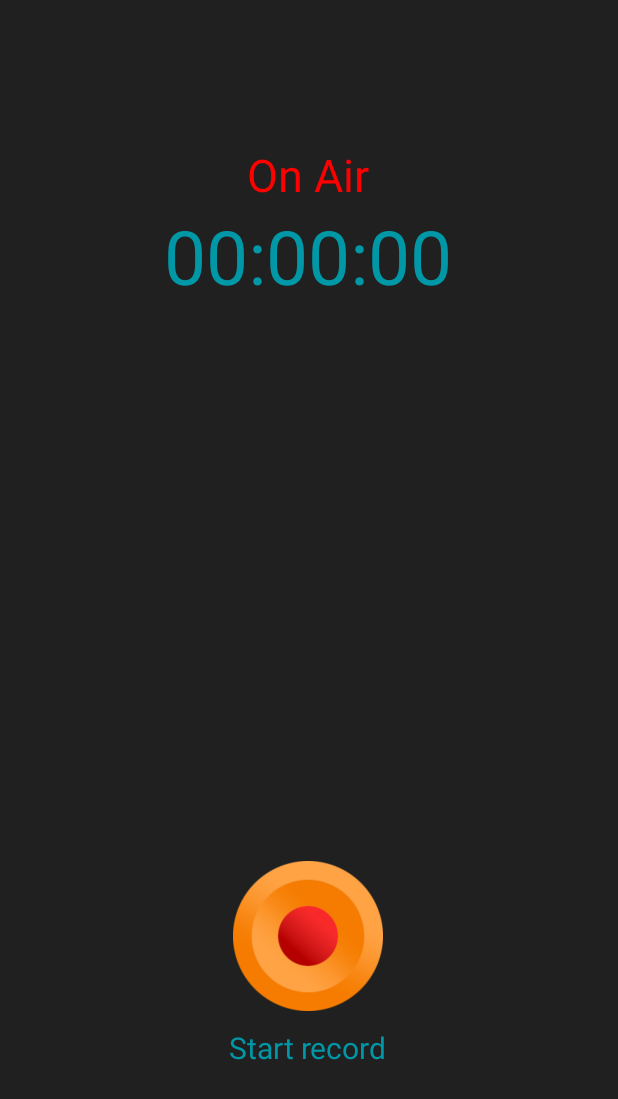
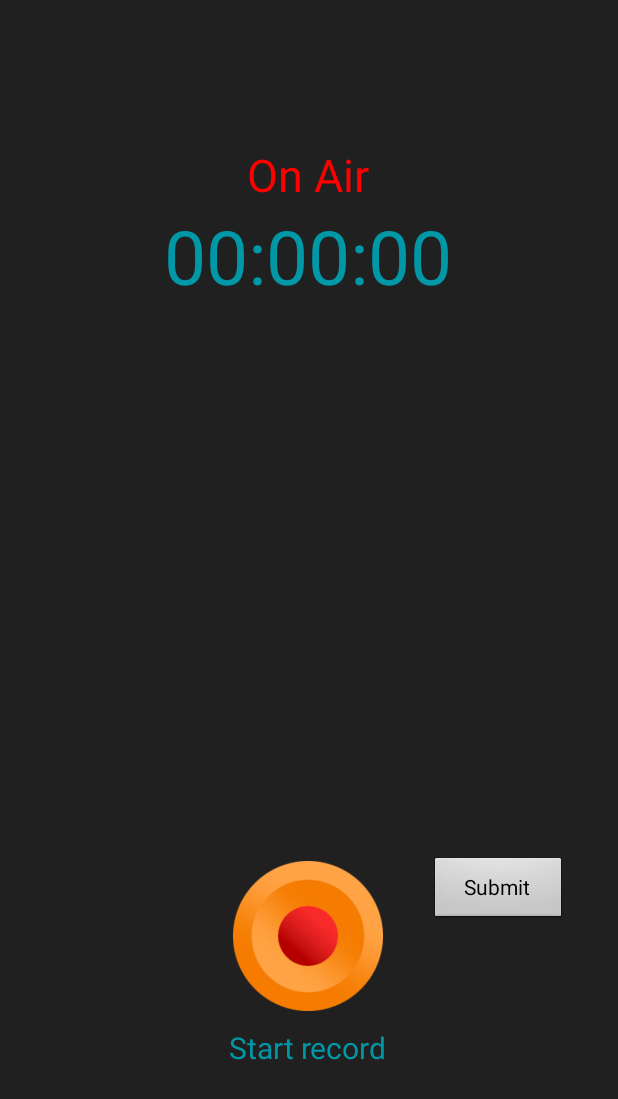
Before and after one commit to KalaJam-org/flatvox-app-android, an Android app: the Recorder screen opened directly, with no data from a screen before it, on a phone screen of 412 x 824 dp. Shown: the top 1099 px of the screen. Run offline under Robolectric (Android 15) with nearby library versions, the phone set to English and light mode, and no system bars; our stand-ins replace Volley.

Commit message:
Play former.wav on record start

```diff
--- a/app/src/main/AndroidManifest.xml
+++ b/app/src/main/AndroidManifest.xml
@@ -3,6 +3,7 @@
     package="com.example.flatvox">
 
     <uses-permission android:name="android.permission.RECORD_AUDIO"/>
+    <uses-permission android:name="android.permission.INTERNET"/>
     <uses-permission android:name="android.permission.WRITE_EXTERNAL_STORAGE"/>
 
     <application
@@ -20,7 +21,4 @@
         </activity>
         <activity android:name=".recorder.Recorder" />
     </application>
-
-
-
 </manifest>
--- a/app/src/main/java/com/example/flatvox/recorder/Recorder.kt
+++ b/app/src/main/java/com/example/flatvox/recorder/Recorder.kt
@@ -3,19 +3,20 @@ package com.example.flatvox.recorder
 import android.Manifest
 import android.app.Activity
 import android.content.pm.PackageManager
-import android.media.AudioFormat
-import android.media.AudioRecord
-import android.media.MediaRecorder
+import android.media.*
 import android.os.Bundle
 import android.os.Environment
-import android.view.KeyEvent
-import android.view.View
 import android.widget.Button
 import android.widget.Toast
 import androidx.core.app.ActivityCompat
 import androidx.core.content.ContextCompat
+import com.android.volley.RequestQueue
+import com.android.volley.toolbox.Volley
 import com.example.flatvox.R
-import java.io.*
+import java.io.File
+import java.io.FileInputStream
+import java.io.FileOutputStream
+import java.io.IOException
 import java.nio.ByteBuffer
 import java.nio.ByteOrder
 import kotlin.experimental.and
@@ -31,8 +32,11 @@ class Recorder : Activity() {
     private var output: String? = null
     private var recorder: AudioRecord? = null
     private var state: Boolean = false
+    private var requestQueue: RequestQueue? = null
+    private var formerPlayer: MediaPlayer? = null
 
     private var recordButton: RecordButton? = null
+    private var submitButton: Button? = null
 
     override fun onCreate(savedInstanceState: Bundle?) {
         super.onCreate(savedInstanceState)
@@ -49,12 +53,16 @@ class Recorder : Activity() {
             }
         }
 
+        requestQueue = Volley.newRequestQueue(baseContext.applicationContext)
+
         recordButton = RecordButton(
-                findViewById(R.id.rec_btn),
+                findViewById(R.id.btn_record),
                 R.drawable.rec_btn,
                 R.drawable.stop_rec_btn,
                 startWithPermissionCheck,
                 { stopRecording() })
+
+        submitButton = findViewById(R.id.btn_submit);
 
         output = Environment.getExternalStorageDirectory().absolutePath + "/recording.wav"
     }
@@ -68,6 +76,7 @@ class Recorder : Activity() {
                 AudioFormat.ENCODING_PCM_16BIT,
                 2 * minBufSize)
 
+            playAudio()
             recorder!!.startRecording()
 
             state = true
@@ -93,6 +102,7 @@ class Recorder : Activity() {
             recorder!!.release()
             recorder = null
             recordingThread = null
+            formerPlayer!!.stop()
 
             val inFile = File(Environment.getExternalStorageDirectory(), "recording.pcm")
             val numberOfSamples = inFile.length().toInt() / 2
@@ -137,6 +147,14 @@ class Recorder : Activity() {
             .put("data".toByteArray())
             .put(littleBuffer.copyOfRange(24, 28))
             .array()
+    }
+
+    private fun playAudio() {
+        val path: String = Environment.getExternalStorageDirectory().toString() + "/former.wav";
+        formerPlayer = MediaPlayer()
+        formerPlayer!!.setDataSource(path)
+        formerPlayer!!.prepare()
+        formerPlayer!!.start()
     }
 
     inner class RecordingRunnable : Runnable {
--- a/app/src/main/res/layout/recorder_new.xml
+++ b/app/src/main/res/layout/recorder_new.xml
@@ -47,7 +47,7 @@
         app:layout_constraintStart_toStartOf="parent" />
 
     <ImageButton
-        android:id="@+id/rec_btn"
+        android:id="@+id/btn_record"
         android:layout_width="100dp"
         android:layout_height="100dp"
         android:background="#00FFFFFF"
@@ -60,4 +60,16 @@
         app:layout_constraintTop_toBottomOf="@+id/timer"
         app:layout_constraintVertical_bias="0.972" />
 
+    <Button
+        android:id="@+id/btn_submit"
+        android:layout_width="92dp"
+        android:layout_height="46dp"
+        android:text="Submit"
+        app:layout_constraintBottom_toBottomOf="parent"
+        app:layout_constraintEnd_toEndOf="parent"
+        app:layout_constraintHorizontal_bias="0.478"
+        app:layout_constraintStart_toEndOf="@+id/btn_record"
+        app:layout_constraintTop_toBottomOf="@+id/timer"
+        app:layout_constraintVertical_bias="0.639" />
+
 </androidx.constraintlayout.widget.ConstraintLayout>
```
Also changed, not shown: app/src/main/res/layout/record_mode_chooser.xml (+2 -12 lines).
